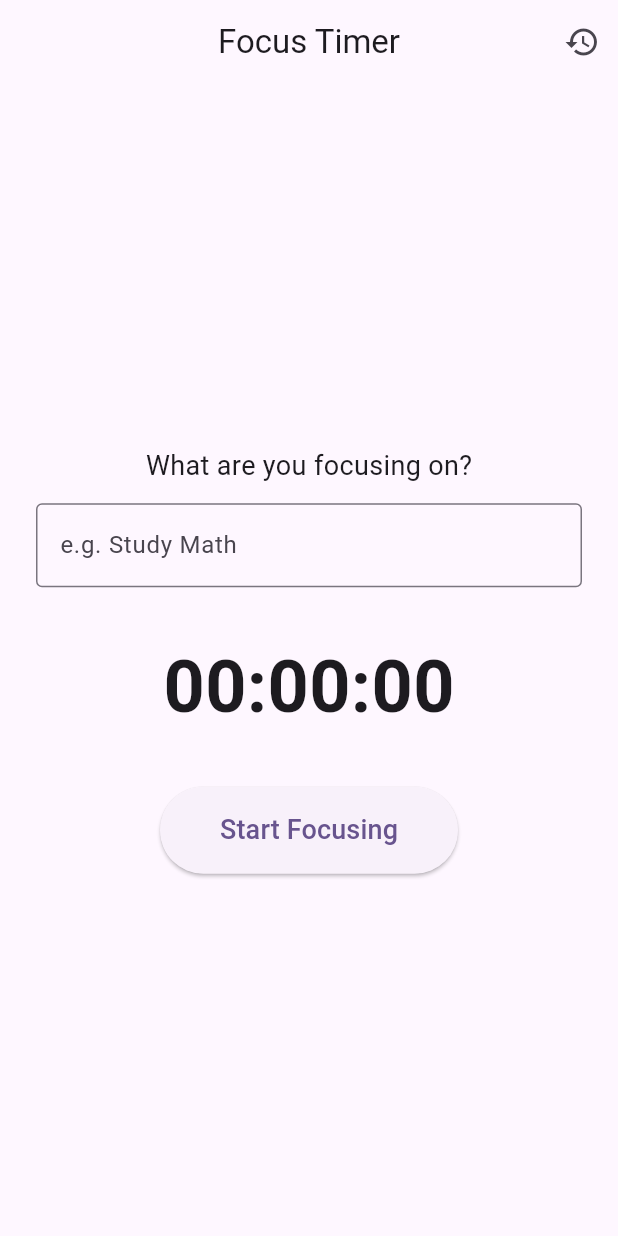
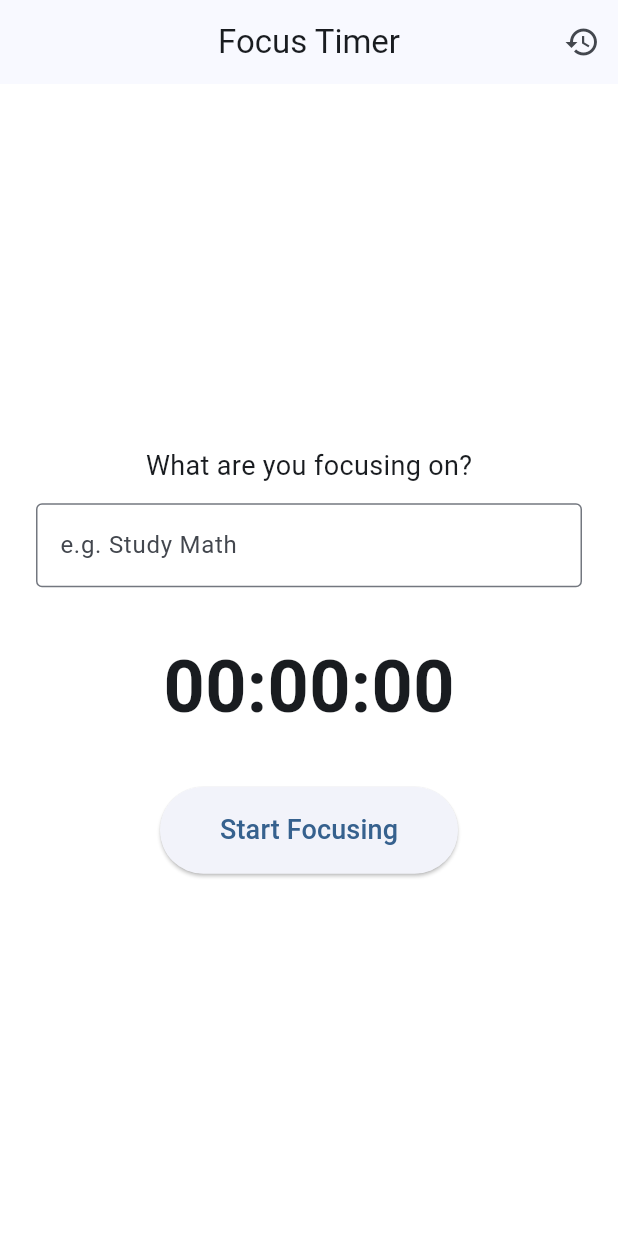
Before and after one commit to krishnakireeti-2k7/focus_tracker-, a Flutter app: the screen it shows after launch, on a phone screen of 412 x 824 dp. Run offline on Flutter 3.47's test engine with Material 3 defaults, Android fonts, the phone set to English and light mode, and no system bars; our stand-ins replace flutter_riverpod.

Commit message:
theme Data

```diff
--- a/lib/theme/app_theme.dart
+++ b/lib/theme/app_theme.dart
@@ -2,7 +2,10 @@ import 'package:flutter/material.dart';
 
 class AppTheme {
   static ThemeData lightTheme = ThemeData(
-    colorScheme: ColorScheme.fromSeed(seedColor: Colors.deepPurple),
+    scaffoldBackgroundColor: Colors.white,
+    colorScheme: ColorScheme.fromSeed(
+    seedColor: Colors.blue
+    ),
     useMaterial3: true,
   );
 
```
Also changed, not shown: 3 other files.
